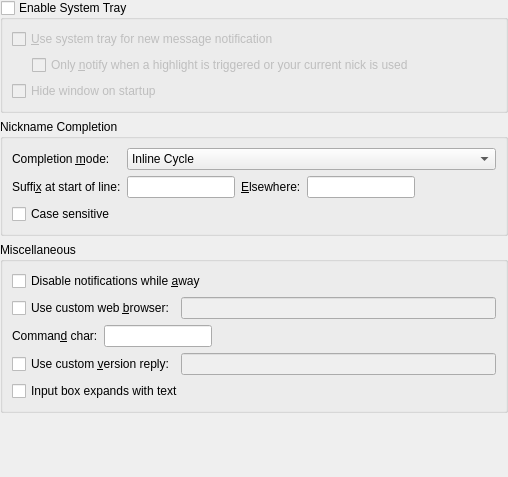
First picture: the form in src/config/generalbehavior_configui.ui, repository KDE/konversation, before the edit.
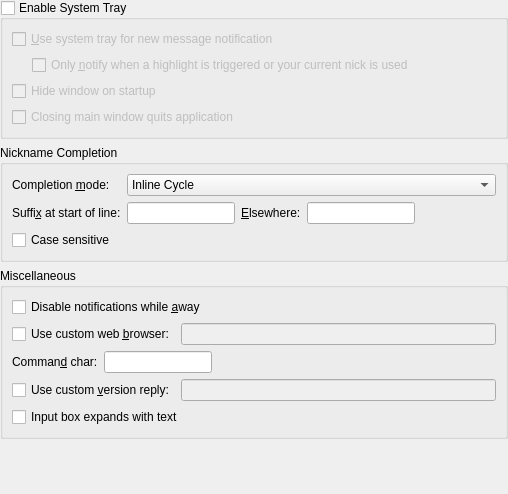
Second picture: the form after the edit. Custom widgets are drawn as their Qt base class.

Commit message:
Add setting to always quit app on mainwindow close
When enabling the systray icon you couldn't quit the application by
closing the main window. Add a setting to allow this.

FEATURE: 433429

```diff
--- a/src/config/generalbehavior_configui.ui
+++ b/src/config/generalbehavior_configui.ui
@@ -13,7 +13,7 @@
     <x>0</x>
     <y>0</y>
     <width>508</width>
-    <height>477</height>
+    <height>494</height>
    </rect>
   </property>
   <layout class="QVBoxLayout" name="verticalLayout_2">
@@ -76,6 +76,13 @@
         </property>
        </widget>
       </item>
+      <item>
+       <widget class="QCheckBox" name="kcfg_AlwaysQuitOnClose">
+        <property name="text">
+         <string>Closing main window quits application</string>
+        </property>
+       </widget>
+      </item>
      </layout>
     </widget>
    </item>
```
Left out of the diff: 11 changed lines with no effect on the pictures. The commit also changes 2 other files.
